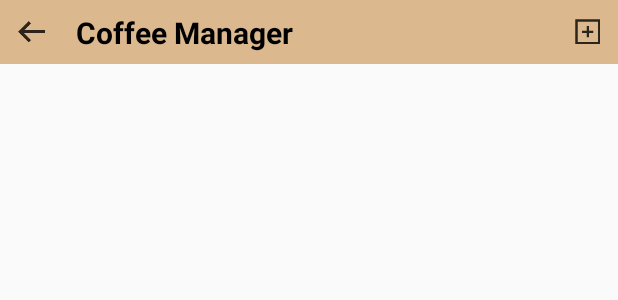
After one commit to doananhtuan22111996/CoffeeManager, an Android app: the layout layout_toolbar_add.xml on its own in the app's theme, with its tools: preview values and no code run, on a phone screen of 412 x 824 dp. The commit adds this screen. Shown: the top 300 px of the screen. Run offline under Robolectric (Android 15) with nearby library versions, the phone set to English and light mode, and no system bars.

Commit message:
change follow

```diff
--- a/app/src/main/AndroidManifest.xml
+++ b/app/src/main/AndroidManifest.xml
@@ -25,10 +25,10 @@
         <activity android:name=".feature.coffee.CoffeeActivity" />
         <activity
             android:name=".feature.coffeedetail.CoffeeDetailActivity"
-            android:parentActivityName=".feature.coffee.CoffeeActivity" />
+            android:parentActivityName=".feature.featureManager.CoffeeManagerActivity" />
         <activity
             android:name=".feature.addcoffee.AddCoffeeActivity"
-            android:parentActivityName=".feature.coffee.CoffeeActivity" />
+            android:parentActivityName=".feature.featureManager.CoffeeManagerActivity" />
         <activity
             android:name=".feature.order.OrderActivity"
             android:parentActivityName=".feature.coffee.CoffeeActivity" />
@@ -47,6 +47,7 @@
             android:name=".feature.editProfile.EditProfileActivity"
             android:parentActivityName=".feature.featureManager.employeeManager.EmployeeManagerActivity" />
         <activity android:name=".feature.featureManager.revenue.RevenueManagerActivity" />
+        <activity android:name=".feature.featureManager.CoffeeManagerActivity"></activity>
     </application>
 
 </manifest>
--- a/app/src/main/java/com/tuan/coffeemanager/contact/ContactBaseApp.java
+++ b/app/src/main/java/com/tuan/coffeemanager/contact/ContactBaseApp.java
@@ -12,6 +12,7 @@ public class ContactBaseApp {
     public static final String SHARED_PREF = "SHARED_PREF";
     public static final String ID_USER = "ID_USER";
     public static final String NAME_USER = "NAME_USER";
+    public static final String POSITION_USER = "POSITION_USER";
     public static final String TABLE_OBJ = "TABLE_OBJ";
     public static final String ORDER_DETAIL_ID = "ORDER_DETAIL_ID";
 
--- a/app/src/main/java/com/tuan/coffeemanager/feature/coffee/fragment/presenter/MenuCoffeePresenter.java
+++ b/app/src/main/java/com/tuan/coffeemanager/feature/coffee/fragment/presenter/MenuCoffeePresenter.java
@@ -29,7 +29,7 @@ public class MenuCoffeePresenter implements FirebaseListener.ListDataListener<Dr
     public void getDataSuccess(List<Drink> drinks) {
        List<Drink> drinkList = new ArrayList<>();
        for (Drink drink : drinks){
-           if (drink.getIsStatus()){
+           if (drink.getIsStatus() == true){
                drinkList.add(drink);
            }
        }
--- a/app/src/main/java/com/tuan/coffeemanager/feature/coffee/fragment/view/MoreFragment.java
+++ b/app/src/main/java/com/tuan/coffeemanager/feature/coffee/fragment/view/MoreFragment.java
@@ -61,6 +61,7 @@ public class MoreFragment extends Fragment {
                 CustomDialogLoadingFragment.showLoading(getFragmentManager());
                 DataUtil.setIdUser(getContext(), null);
                 DataUtil.setNameUser(getContext(), null);
+                DataUtil.setPosition(getContext(), null);
                 if (FirebaseAuth.getInstance().getCurrentUser() != null) {
                     AuthUI authUI = AuthUI.getInstance();
                     authUI.signOut(Objects.requireNonNull(getContext()));
--- a/app/src/main/java/com/tuan/coffeemanager/feature/main/fragment/SignInFragment.java
+++ b/app/src/main/java/com/tuan/coffeemanager/feature/main/fragment/SignInFragment.java
@@ -112,6 +112,7 @@ public class SignInFragment extends Fragment implements ViewListener.ViewSignInL
     public void onSuccess(User user) {
         CustomDialogLoadingFragment.hideLoading();
         DataUtil.setNameUser(getContext(), user.getName());
+        DataUtil.setPosition(getContext(), user.getPosition());
         if (user.getPosition().equals("employee")) {
             startActivity(new Intent(getActivity(), CoffeeActivity.class));
             Objects.requireNonNull(getActivity()).finish();
--- /dev/null
+++ b/app/src/main/res/layout/layout_toolbar_add.xml
@@ -0,0 +1,42 @@
+<?xml version="1.0" encoding="utf-8"?>
+<android.support.constraint.ConstraintLayout xmlns:android="http://schemas.android.com/apk/res/android"
+    xmlns:app="http://schemas.android.com/apk/res-auto"
+    android:layout_width="match_parent"
+    android:layout_height="wrap_content"
+    android:background="@color/background">
+
+    <ImageView
+        android:id="@+id/ivBack"
+        android:layout_width="0dp"
+        android:layout_height="wrap_content"
+        android:padding="5dp"
+        android:src="@drawable/ic_back"
+        app:layout_constraintBottom_toBottomOf="parent"
+        app:layout_constraintStart_toStartOf="parent"
+        app:layout_constraintTop_toTopOf="parent" />
+
+    <TextView
+        android:id="@+id/tvTitle"
+        android:layout_width="0dp"
+        android:layout_height="wrap_content"
+        android:layout_marginStart="8dp"
+        android:text="@string/title_coffee_manager"
+        android:textColor="@color/black"
+        android:textSize="20sp"
+        android:textStyle="bold"
+        app:layout_constraintBottom_toBottomOf="parent"
+        app:layout_constraintEnd_toStartOf="@id/ivAddCoffee"
+        app:layout_constraintStart_toEndOf="@+id/ivBack"
+        app:layout_constraintTop_toTopOf="parent" />
+
+    <ImageView
+        android:id="@+id/ivAddCoffee"
+        android:layout_width="wrap_content"
+        android:layout_height="wrap_content"
+        android:padding="4dp"
+        android:src="@drawable/ic_add"
+        app:layout_constraintBottom_toBottomOf="parent"
+        app:layout_constraintEnd_toEndOf="parent"
+        app:layout_constraintTop_toTopOf="parent" />
+
+</android.support.constraint.ConstraintLayout>
--- a/app/src/main/res/values/strings.xml
+++ b/app/src/main/res/values/strings.xml
@@ -63,6 +63,7 @@
     <string name="text_manager_employee">Employee Manager</string>
     <string name="text_revenue_manager">Revenue manager</string>
     <string name="text_sign_up_employee">Sign Up Employee</string>
+    <string name="text_drink_coffee">Coffee Manager</string>
     <string name="text_name_user">Name User</string>
     <string name="text_email_user">Email User</string>
     <string name="text_birth_day">Birth Day</string>
```
Also changed, not shown: app/src/main/java/com/tuan/coffeemanager/feature/addcoffee/AddCoffeeActivity.java (+14 -10 lines), app/src/main/java/com/tuan/coffeemanager/feature/coffee/CoffeeActivity.java (+2 -30 lines), app/src/main/java/com/tuan/coffeemanager/feature/coffeedetail/CoffeeDetailActivity.java (+23 -4 lines), app/src/main/java/com/tuan/coffeemanager/feature/featureManager/CoffeeManagerActivity.java (added, +141 -0 lines), app/src/main/java/com/tuan/coffeemanager/feature/featureManager/main/MainManagerActivity.java (+9 -0 lines), app/src/main/java/com/tuan/coffeemanager/sharepref/DataUtil.java (+15 -0 lines), app/src/main/res/layout/activity_coffee_manager.xml (added, +49 -0 lines), app/src/main/res/layout/activity_main_manager.xml (+17 -1 lines).
